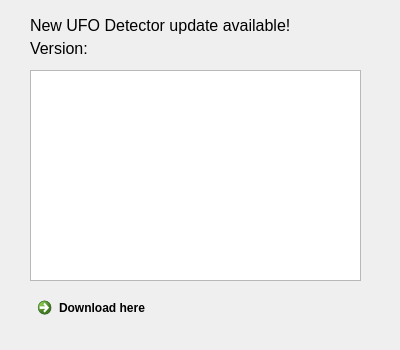
This is src/messageupdate.ui in UFOID/UFO-Detector as Qt 5 draws it before an edit. The edited form follows.
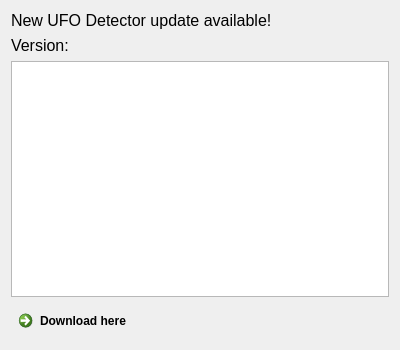
This is the edited form.

Commit message: Added layout to app update dialog

Diff of the .ui file:
```diff
--- a/src/messageupdate.ui
+++ b/src/messageupdate.ui
@@ -13,15 +13,9 @@
   <property name="windowTitle">
    <string>Dialog</string>
   </property>
+  <layout class="QVBoxLayout" name="verticalLayout">
+   <item>
   <widget class="QLabel" name="labelFixed">
-   <property name="geometry">
-    <rect>
-     <x>30</x>
-     <y>10</y>
-     <width>261</width>
-     <height>31</height>
-    </rect>
-   </property>
    <property name="font">
     <font>
      <pointsize>12</pointsize>
@@ -31,15 +25,9 @@
     <string>New UFO Detector update available!</string>
    </property>
   </widget>
+   </item>
+   <item>
   <widget class="QLabel" name="labelVersion">
-   <property name="geometry">
-    <rect>
-     <x>30</x>
-     <y>40</y>
-     <width>261</width>
-     <height>16</height>
-    </rect>
-   </property>
    <property name="font">
     <font>
      <pointsize>12</pointsize>
@@ -49,29 +37,18 @@
     <string>Version:</string>
    </property>
   </widget>
-  <widget class="QTextBrowser" name="textBrowser">
-   <property name="geometry">
-    <rect>
-     <x>30</x>
-     <y>70</y>
-     <width>331</width>
-     <height>211</height>
-    </rect>
-   </property>
-  </widget>
+   </item>
+   <item>
+    <widget class="QTextBrowser" name="textBrowser"/>
+   </item>
+   <item>
   <widget class="QCommandLinkButton" name="commandLinkButton">
-   <property name="geometry">
-    <rect>
-     <x>30</x>
-     <y>290</y>
-     <width>331</width>
-     <height>41</height>
-    </rect>
-   </property>
    <property name="text">
     <string>Download here</string>
    </property>
   </widget>
+   </item>
+  </layout>
  </widget>
  <resources/>
  <connections/>
```
Lines whose indentation alone changed are shown as unchanged.
